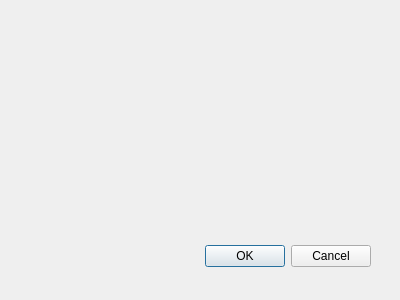
The window that BambooTracker/gui/vgm_export_settings_dialog.ui (BambooTracker/BambooTracker) describes before a commit, drawn with Qt 5.
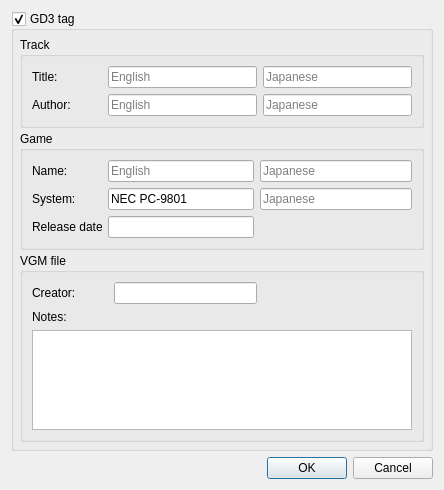
The same window after the commit.

Commit message: Add GD3 tag edit in VGM export

Patch:
```diff
--- a/BambooTracker/gui/vgm_export_settings_dialog.ui
+++ b/BambooTracker/gui/vgm_export_settings_dialog.ui
@@ -8,29 +8,348 @@
    <rect>
     <x>0</x>
     <y>0</y>
-    <width>400</width>
-    <height>300</height>
+    <width>444</width>
+    <height>490</height>
    </rect>
   </property>
   <property name="windowTitle">
    <string>Dialog</string>
   </property>
-  <widget class="QDialogButtonBox" name="buttonBox">
-   <property name="geometry">
-    <rect>
-     <x>30</x>
-     <y>240</y>
-     <width>341</width>
-     <height>32</height>
-    </rect>
-   </property>
-   <property name="orientation">
-    <enum>Qt::Horizontal</enum>
-   </property>
-   <property name="standardButtons">
-    <set>QDialogButtonBox::Cancel|QDialogButtonBox::Ok</set>
-   </property>
-  </widget>
+  <layout class="QGridLayout" name="gridLayout" rowstretch="2,4,4,0">
+   <item row="2" column="0">
+    <widget class="QDialogButtonBox" name="buttonBox">
+     <property name="orientation">
+      <enum>Qt::Horizontal</enum>
+     </property>
+     <property name="standardButtons">
+      <set>QDialogButtonBox::Cancel|QDialogButtonBox::Ok</set>
+     </property>
+    </widget>
+   </item>
+   <item row="0" column="0" rowspan="2">
+    <widget class="QGroupBox" name="gd3GroupBox">
+     <property name="title">
+      <string>GD3 tag</string>
+     </property>
+     <property name="checkable">
+      <bool>true</bool>
+     </property>
+     <layout class="QGridLayout" name="gridLayout_2" rowstretch="1,0,0,0" columnstretch="2,0">
+      <property name="leftMargin">
+       <number>6</number>
+      </property>
+      <property name="topMargin">
+       <number>6</number>
+      </property>
+      <property name="rightMargin">
+       <number>6</number>
+      </property>
+      <property name="bottomMargin">
+       <number>6</number>
+      </property>
+      <property name="spacing">
+       <number>3</number>
+      </property>
+      <item row="1" column="0" colspan="2">
+       <widget class="QGroupBox" name="gameGroupBox">
+        <property name="title">
+         <string>Game</string>
+        </property>
+        <layout class="QGridLayout" name="gridLayout_4">
+         <item row="2" column="1">
+          <widget class="QLineEdit" name="releaseDateLineEdit"/>
+         </item>
+         <item row="0" column="0">
+          <widget class="QLabel" name="nameLabel">
+           <property name="sizePolicy">
+            <sizepolicy hsizetype="Fixed" vsizetype="Preferred">
+             <horstretch>0</horstretch>
+             <verstretch>0</verstretch>
+            </sizepolicy>
+           </property>
+           <property name="minimumSize">
+            <size>
+             <width>70</width>
+             <height>0</height>
+            </size>
+           </property>
+           <property name="maximumSize">
+            <size>
+             <width>70</width>
+             <height>16777215</height>
+            </size>
+           </property>
+           <property name="text">
+            <string>Name:</string>
+           </property>
+          </widget>
+         </item>
+         <item row="0" column="1">
+          <widget class="QLineEdit" name="nameEnLineEdit">
+           <property name="placeholderText">
+            <string>English</string>
+           </property>
+          </widget>
+         </item>
+         <item row="2" column="0">
+          <widget class="QLabel" name="releaseDateLabel">
+           <property name="sizePolicy">
+            <sizepolicy hsizetype="Fixed" vsizetype="Preferred">
+             <horstretch>0</horstretch>
+             <verstretch>0</verstretch>
+            </sizepolicy>
+           </property>
+           <property name="minimumSize">
+            <size>
+             <width>70</width>
+             <height>0</height>
+            </size>
+           </property>
+           <property name="maximumSize">
+            <size>
+             <width>70</width>
+             <height>16777215</height>
+            </size>
+           </property>
+           <property name="text">
+            <string>Release date:</string>
+           </property>
+          </widget>
+         </item>
+         <item row="2" column="2">
+          <spacer name="horizontalSpacer_2">
+           <property name="orientation">
+            <enum>Qt::Horizontal</enum>
+           </property>
+           <property name="sizeHint" stdset="0">
+            <size>
+             <width>152</width>
+             <height>20</height>
+            </size>
+           </property>
+          </spacer>
+         </item>
+         <item row="0" column="2">
+          <widget class="QLineEdit" name="nameJpLineEdit">
+           <property name="placeholderText">
+            <string>Japanese</string>
+           </property>
+          </widget>
+         </item>
+         <item row="1" column="0">
+          <widget class="QLabel" name="systemLabel">
+           <property name="sizePolicy">
+            <sizepolicy hsizetype="Fixed" vsizetype="Preferred">
+             <horstretch>0</horstretch>
+             <verstretch>0</verstretch>
+            </sizepolicy>
+           </property>
+           <property name="minimumSize">
+            <size>
+             <width>70</width>
+             <height>0</height>
+            </size>
+           </property>
+           <property name="maximumSize">
+            <size>
+             <width>70</width>
+             <height>16777215</height>
+            </size>
+           </property>
+           <property name="text">
+            <string>System:</string>
+           </property>
+          </widget>
+         </item>
+         <item row="1" column="2">
+          <widget class="QLineEdit" name="systemJpLineEdit">
+           <property name="placeholderText">
+            <string>Japanese</string>
+           </property>
+          </widget>
+         </item>
+         <item row="1" column="1">
+          <widget class="QLineEdit" name="systemEnLineEdit">
+           <property name="text">
+            <string>NEC PC-9801</string>
+           </property>
+           <property name="placeholderText">
+            <string>English</string>
+           </property>
+          </widget>
+         </item>
+        </layout>
+       </widget>
+      </item>
+      <item row="0" column="0" colspan="2">
+       <widget class="QGroupBox" name="trackGroupBox">
+        <property name="title">
+         <string>Track</string>
+        </property>
+        <layout class="QGridLayout" name="gridLayout_3">
+         <item row="0" column="0">
+          <widget class="QLabel" name="titleLabel">
+           <property name="sizePolicy">
+            <sizepolicy hsizetype="Fixed" vsizetype="Preferred">
+             <horstretch>0</horstretch>
+             <verstretch>0</verstretch>
+            </sizepolicy>
+           </property>
+           <property name="minimumSize">
+            <size>
+             <width>70</width>
+             <height>0</height>
+            </size>
+           </property>
+           <property name="maximumSize">
+            <size>
+             <width>70</width>
+             <height>16777215</height>
+            </size>
+           </property>
+           <property name="text">
+            <string>Title:</string>
+           </property>
+          </widget>
+         </item>
+         <item row="0" column="1">
+          <widget class="QLineEdit" name="titleEnLineEdit">
+           <property name="placeholderText">
+            <string>English</string>
+           </property>
+          </widget>
+         </item>
+         <item row="0" column="2">
+          <widget class="QLineEdit" name="titleJpLineEdit">
+           <property name="placeholderText">
+            <string>Japanese</string>
+           </property>
+          </widget>
+         </item>
+         <item row="1" column="0">
+          <widget class="QLabel" name="authorLabel">
+           <property name="sizePolicy">
+            <sizepolicy hsizetype="Fixed" vsizetype="Preferred">
+             <horstretch>0</horstretch>
+             <verstretch>0</verstretch>
+            </sizepolicy>
+           </property>
+           <property name="minimumSize">
+            <size>
+             <width>70</width>
+             <height>0</height>
+            </size>
+           </property>
+           <property name="maximumSize">
+            <size>
+             <width>70</width>
+             <height>16777215</height>
+            </size>
+           </property>
+           <property name="text">
+            <string>Author:</string>
+           </property>
+          </widget>
+         </item>
+         <item row="1" column="1">
+          <widget class="QLineEdit" name="authorEnLineEdit">
+           <property name="placeholderText">
+            <string>English</string>
+           </property>
+          </widget>
+         </item>
+         <item row="1" column="2">
+          <widget class="QLineEdit" name="authorJpLineEdit">
+           <property name="placeholderText">
+            <string>Japanese</string>
+           </property>
+          </widget>
+         </item>
+        </layout>
+       </widget>
+      </item>
+      <item row="2" column="0" colspan="2">
+       <widget class="QGroupBox" name="vgmFileGroupBox">
+        <property name="title">
+         <string>VGM file</string>
+        </property>
+        <layout class="QGridLayout" name="gridLayout_5">
+         <item row="0" column="0">
+          <widget class="QLabel" name="creatorLabel">
+           <property name="sizePolicy">
+            <sizepolicy hsizetype="Fixed" vsizetype="Preferred">
+             <horstretch>0</horstretch>
+             <verstretch>0</verstretch>
+            </sizepolicy>
+           </property>
+           <property name="minimumSize">
+            <size>
+             <width>70</width>
+             <height>0</height>
+            </size>
+           </property>
+           <property name="maximumSize">
+            <size>
+             <width>70</width>
+             <height>16777215</height>
+            </size>
+           </property>
+           <property name="text">
+            <string>Creator:</string>
+           </property>
+          </widget>
+         </item>
+         <item row="0" column="3">
+          <spacer name="horizontalSpacer_3">
+           <property name="orientation">
+            <enum>Qt::Horizontal</enum>
+           </property>
+           <property name="sizeHint" stdset="0">
+            <size>
+             <width>149</width>
+             <height>20</height>
+            </size>
+           </property>
+          </spacer>
+         </item>
+         <item row="0" column="2">
+          <widget class="QLineEdit" name="creatorLineEdit"/>
+         </item>
+         <item row="1" column="0">
+          <widget class="QLabel" name="notesLabel">
+           <property name="sizePolicy">
+            <sizepolicy hsizetype="Fixed" vsizetype="Preferred">
+             <horstretch>0</horstretch>
+             <verstretch>0</verstretch>
+            </sizepolicy>
+           </property>
+           <property name="minimumSize">
+            <size>
+             <width>70</width>
+             <height>0</height>
+            </size>
+           </property>
+           <property name="maximumSize">
+            <size>
+             <width>70</width>
+             <height>16777215</height>
+            </size>
+           </property>
+           <property name="text">
+            <string>Notes:</string>
+           </property>
+          </widget>
+         </item>
+         <item row="3" column="0" colspan="4">
+          <widget class="QPlainTextEdit" name="notesPlainTextEdit"/>
+         </item>
+        </layout>
+       </widget>
+      </item>
+     </layout>
+    </widget>
+   </item>
+  </layout>
  </widget>
  <pixmapfunction/>
  <resources/>
```
Left out of the diff: 5 changed lines with no effect on the pictures. The commit also changes 9 other files.
